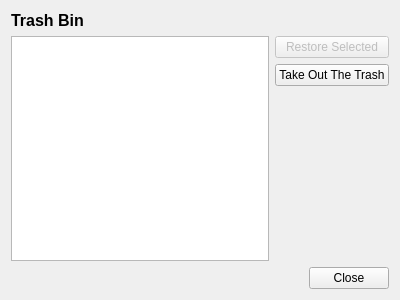
Above: vika3/ui/trashbinpioneers.ui from hlynurstef/Verklegt-namskeid-1-vika-3 before the change. Below: the same form after it.
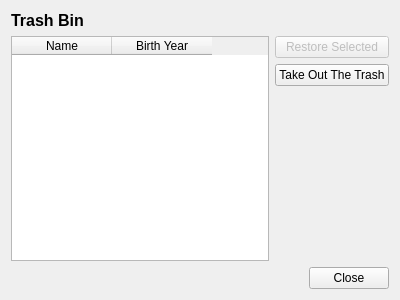
That is the form after the change.

Diff of the .ui file:
```diff
--- a/vika3/ui/trashbinpioneers.ui
+++ b/vika3/ui/trashbinpioneers.ui
@@ -26,7 +26,18 @@
      <item>
       <layout class="QHBoxLayout" name="horizontalLayout">
        <item>
-        <widget class="QListWidget" name="list_trash"/>
+        <widget class="QTableWidget" name="table_pioneers">
+         <column>
+          <property name="text">
+           <string>Name</string>
+          </property>
+         </column>
+         <column>
+          <property name="text">
+           <string>Birth Year</string>
+          </property>
+         </column>
+        </widget>
        </item>
        <item>
         <layout class="QVBoxLayout" name="verticalLayout">
```
